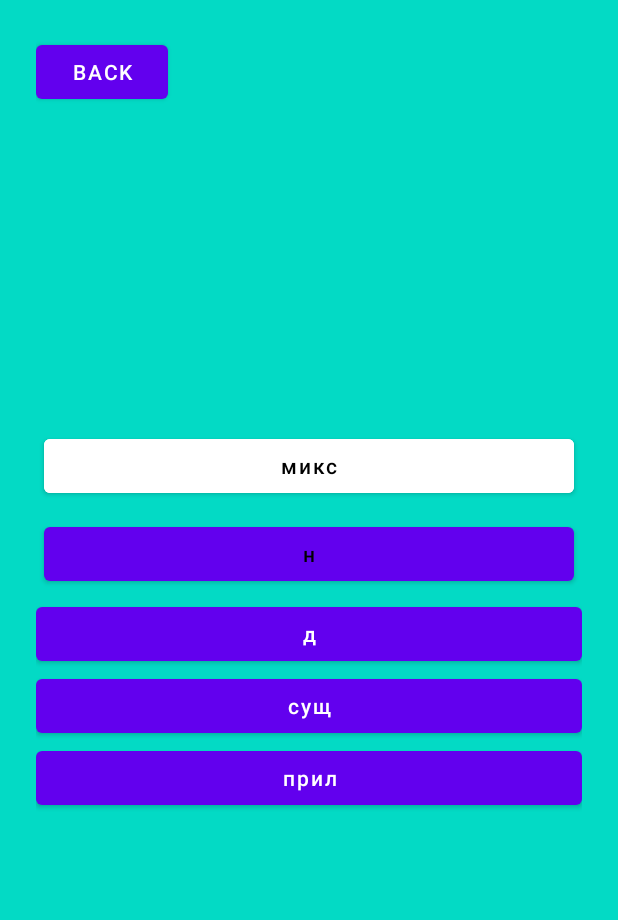
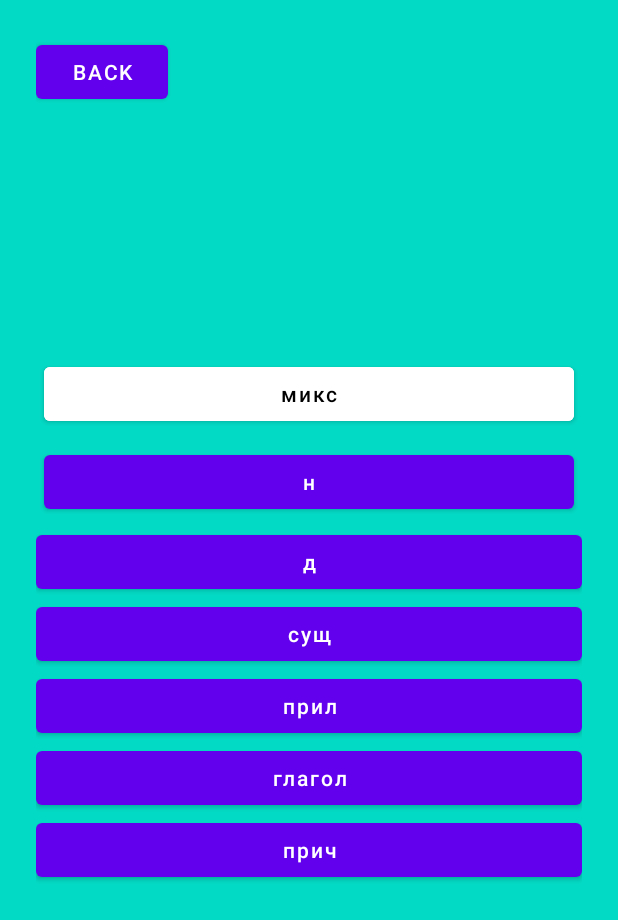
Before and after one commit to aliyalatipova/one, an Android app: the screen it shows after launch (MainStart), on a phone screen of 412 x 824 dp. Shown: the top 920 px of the screen. Run offline under Robolectric (Android 15) with nearby library versions, the phone set to English and light mode, and no system bars.

Commit message:
+глаголы ее

```diff
--- a/app/src/main/java/com/example/quiz/MainStart.java
+++ b/app/src/main/java/com/example/quiz/MainStart.java
@@ -2,7 +2,9 @@ package com.example.quiz;
 
 import static com.example.quiz.QuestionAnswer.choices;
 import static com.example.quiz.QuestionAnswer.choices_d;
+import static com.example.quiz.QuestionAnswer.choices_gl;
 import static com.example.quiz.QuestionAnswer.choices_n;
+import static com.example.quiz.QuestionAnswer.choices_prich;
 import static com.example.quiz.QuestionAnswer.choices_pril;
 import static com.example.quiz.QuestionAnswer.choices_s;
 
@@ -14,7 +16,7 @@ import android.view.View;
 import android.widget.Button;
 
 public class MainStart extends AppCompatActivity implements View.OnClickListener {
-    Button btn_back1, btn_all, btn_d, btn_n, btn_s, btn_pril;
+    Button btn_back1, btn_all, btn_d, btn_n, btn_s, btn_pril, btn_gl, btn_prich;
 
     @Override
     protected void onCreate(Bundle savedInstanceState) {
@@ -27,12 +29,19 @@ public class MainStart extends AppCompatActivity implements View.OnClickListener
        btn_d = findViewById(R.id.btn_d);
         btn_s = findViewById(R.id.btn_s);
         btn_pril = findViewById(R.id.btn_pril);
+
        btn_all.setOnClickListener(this);
        btn_n.setOnClickListener(this);
        btn_d.setOnClickListener(this);
         btn_s.setOnClickListener(this);
+        btn_pril = findViewById(R.id.btn_pril);
 
-        btn_pril.setOnClickListener(this);
+        btn_gl = findViewById(R.id.btn_gl);
+        btn_gl.setOnClickListener(this);
+       //
+        btn_prich= findViewById(R.id.btn_prich);
+        btn_prich.setOnClickListener(this);
+
         btn_back1.setOnClickListener(new View.OnClickListener() {
             @Override
             public void onClick(View v) {
@@ -83,6 +92,15 @@ public class MainStart extends AppCompatActivity implements View.OnClickListener
         if(part.equals("прил")){
             startMainAct(choices_pril);
         }
+        if(part.equals("прил")){
+            startMainAct(choices_pril);
+        }
+        if(part.equals("глагол")){
+            startMainAct(choices_gl);
+       }
+       if(part.equals("прил")){
+            startMainAct(choices_prich);
+        }
 
 
 
--- a/app/src/main/res/layout/activity_main_start.xml
+++ b/app/src/main/res/layout/activity_main_start.xml
@@ -36,7 +36,7 @@
 
             android:text="н"
             android:textAllCaps="false"
-            android:textColor="@color/black">
+            android:textColor="@color/white">
 
         </Button>
 
@@ -58,8 +58,22 @@
             android:id="@+id/btn_pril"
             android:layout_width="match_parent"
             android:layout_height="wrap_content"
+            android:text="прил"
+            android:textAllCaps="false" />
+
+        <Button
+            android:id="@+id/btn_gl"
+            android:layout_width="match_parent"
+            android:layout_height="wrap_content"
             android:textAllCaps="false"
-            android:text="прил" />
+            android:text="глагол" />
+
+        <Button
+            android:id="@+id/btn_prich"
+            android:layout_width="match_parent"
+            android:layout_height="wrap_content"
+            android:textAllCaps="false"
+            android:text="прич" />
 
     </LinearLayout>
 
```
Also changed, not shown: app/src/main/java/com/example/quiz/QuestionAnswer.java (+127 -0 lines).
